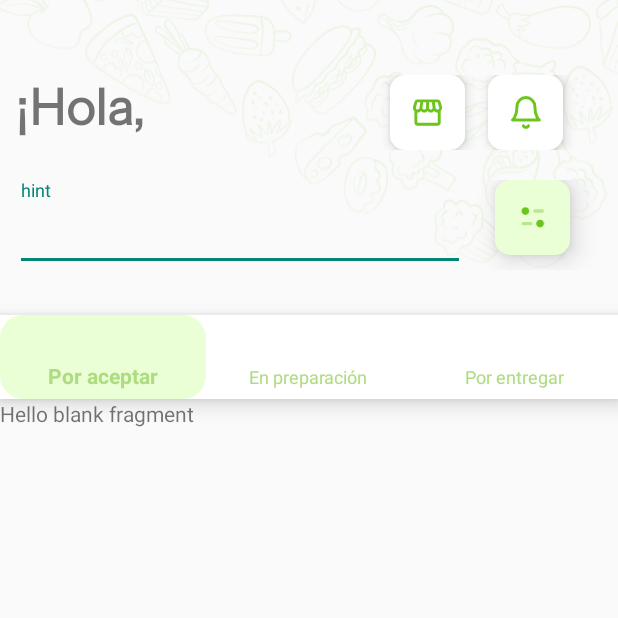
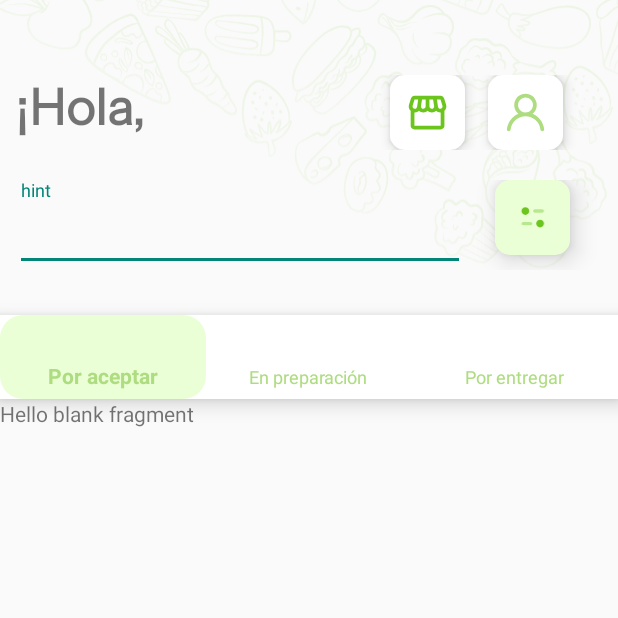
Before and after one commit to BrayanOB2003/mercatero, an Android app built with Jetpack Compose: the ShopHomeActivity screen opened directly, with no data from a screen before it, on a phone screen of 412 x 824 dp, the top half of it. Run offline under Robolectric (Android 15) with nearby library versions, the phone set to English and light mode, and no system bars.

Commit message:
fix: change notification icon to profile icon

```diff
--- a/app/src/main/res/layout/activity_shop_home.xml
+++ b/app/src/main/res/layout/activity_shop_home.xml
@@ -48,7 +48,7 @@
                 android:id="@+id/storeButton"
                 android:layout_width="50dp"
                 android:layout_height="50dp"
-                android:padding="13.5dp"
+                android:padding="10dp"
                 android:scaleType="fitCenter"
                 android:src="@drawable/ic_store"
                 android:background="@drawable/home_button_background"
@@ -57,11 +57,13 @@
 
 
             <ImageButton
-                android:id="@+id/imageButton2"
+                android:id="@+id/profileButton"
                 android:layout_width="50dp"
                 android:layout_height="50dp"
                 android:elevation="5dp"
-                android:src="@drawable/ic_no_notification"
+                android:scaleType="fitCenter"
+                android:padding="10dp"
+                android:src="@drawable/people_icon"
                 android:background="@drawable/home_button_background"
                 android:layout_marginStart="15dp"
                 android:layout_marginEnd="10dp"/>
```
